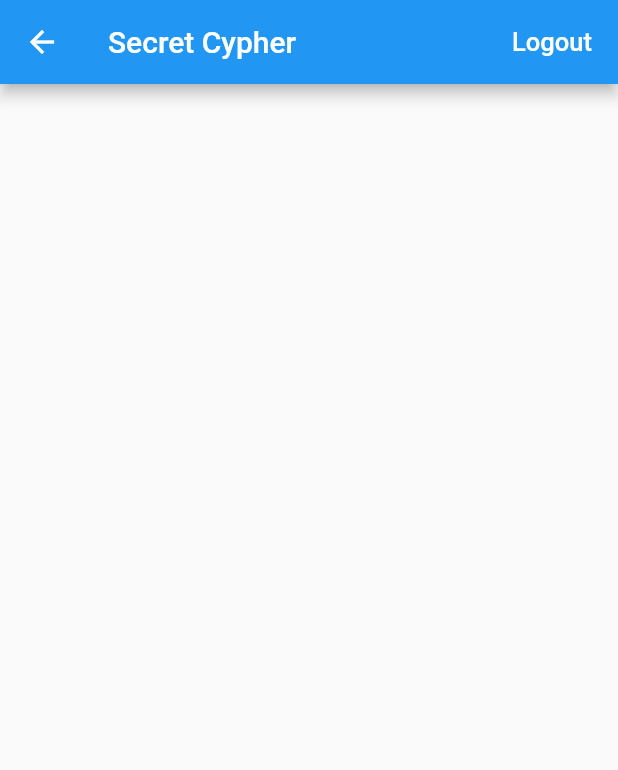
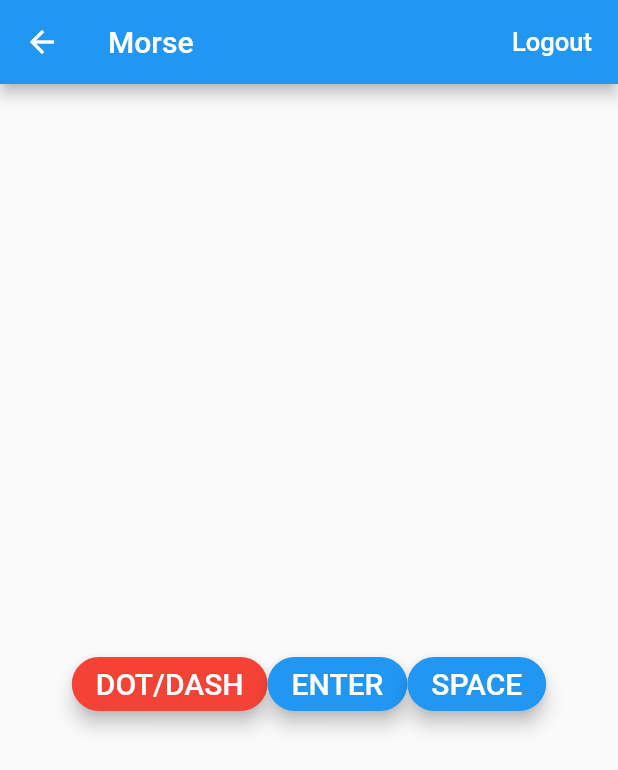
Before and after one commit to carbonbasednerd/secret_cypher, a Flutter app: the HomePage screen opened directly, on a phone screen of 412 x 824 dp. Shown: the top 770 px of the screen. Run offline on Flutter 3.47's test engine with Material 2 defaults, Android fonts, the phone set to English and light mode, and no system bars; our stand-ins replace firebase_auth; accounts and stored records are empty.

Commit message:
created basic controls and views for entering in morse code

```diff
--- a/secret_cypher/lib/home_page.dart
+++ b/secret_cypher/lib/home_page.dart
@@ -15,24 +15,114 @@ class HomePage extends StatefulWidget {
 
 class _HomePageState extends State<HomePage> {
   final GlobalKey<FormState> formKey = GlobalKey<FormState>();
+  String message;
+  String morseCharacter;
+
 
   @override
   void initState() {
     super.initState();
+    message = "";
+    morseCharacter = "";
   }
 
   @override
   Widget build(BuildContext context) {
     return new Scaffold(
         appBar: new AppBar(
-      title: new Text('Secret Cypher'),
+          title: new Text('Morse'),
           actions: <Widget>[
             new FlatButton(
                 child: new Text('Logout',
                     style: new TextStyle(fontSize: 17.0, color: Colors.white)),
                 onPressed: signOut)
           ],
-    ));
+        ),
+        body: new Container(
+            padding: EdgeInsets.all(16.0),
+            child: new Center(
+                child: new Column(
+                    mainAxisAlignment: MainAxisAlignment.center,
+                    children: [showMessage(), showLetter(), showControls()]))));
+  }
+
+  Widget showMessage() {
+    return new Text(message);
+  }
+
+  Widget showLetter() {
+    return new Text(morseCharacter);
+  }
+
+  Widget showControls() {
+    return new Row(
+      mainAxisAlignment: MainAxisAlignment.center,
+        children: <Widget>[
+          telegraphKey(),
+          enterLetterKey(),
+          spaceKey()
+        ],
+    );
+  }
+
+  Widget telegraphKey() {
+    return new RaisedButton(
+      elevation: 5.0,
+      shape: new RoundedRectangleBorder(
+          borderRadius: new BorderRadius.circular(30.0)),
+      color: Colors.red,
+      child: new Text("DOT/DASH",
+          style: new TextStyle(fontSize: 20.0, color: Colors.white)),
+      onPressed: () => updateMessage(true),
+      onLongPress: () => updateMessage(false),
+    );
+  }
+
+  Widget enterLetterKey() {
+    return new RaisedButton(
+        elevation: 5.0,
+        shape: new RoundedRectangleBorder(
+            borderRadius: new BorderRadius.circular(30.0)),
+        color: Colors.blue,
+        child: new Text("ENTER",
+            style: new TextStyle(fontSize: 20.0, color: Colors.white)),
+        onPressed: enterCharacter
+    );
+  }
+
+  Widget spaceKey() {
+    return new RaisedButton(
+      elevation: 5.0,
+      shape: new RoundedRectangleBorder(
+          borderRadius: new BorderRadius.circular(30.0)),
+      color: Colors.blue,
+      child: new Text("SPACE",
+          style: new TextStyle(fontSize: 20.0, color: Colors.white)),
+      onPressed: addSpace
+    );
+  }
+
+  void enterCharacter() {
+    setState(() {
+      message += morseCharacter;
+      morseCharacter = "";
+    });
+  }
+
+  void updateMessage(bool isDot) {
+    setState(() {
+      if (isDot) {
+        morseCharacter += "*";
+      } else {
+        morseCharacter += "-";
+      }
+    });
+  }
+
+  void addSpace() {
+    setState(() {
+      message += " ";
+    });
   }
 
   signOut() async {
--- a/secret_cypher/lib/login_signup_page.dart
+++ b/secret_cypher/lib/login_signup_page.dart
@@ -70,7 +70,7 @@ class _LoginSignupPageState extends State<LoginSignupPage> {
         padding: EdgeInsets.fromLTRB(0.0, 70.0, 0.0, 0.0),
         child: CircleAvatar(
           backgroundColor: Colors.transparent,
-          radius: 48.0,
+          radius: 80.0,
           child: Image.asset('assets/secret-cypher-logo.png'),
         ),
       ),
```
Lines whose indentation alone changed are shown as unchanged.
